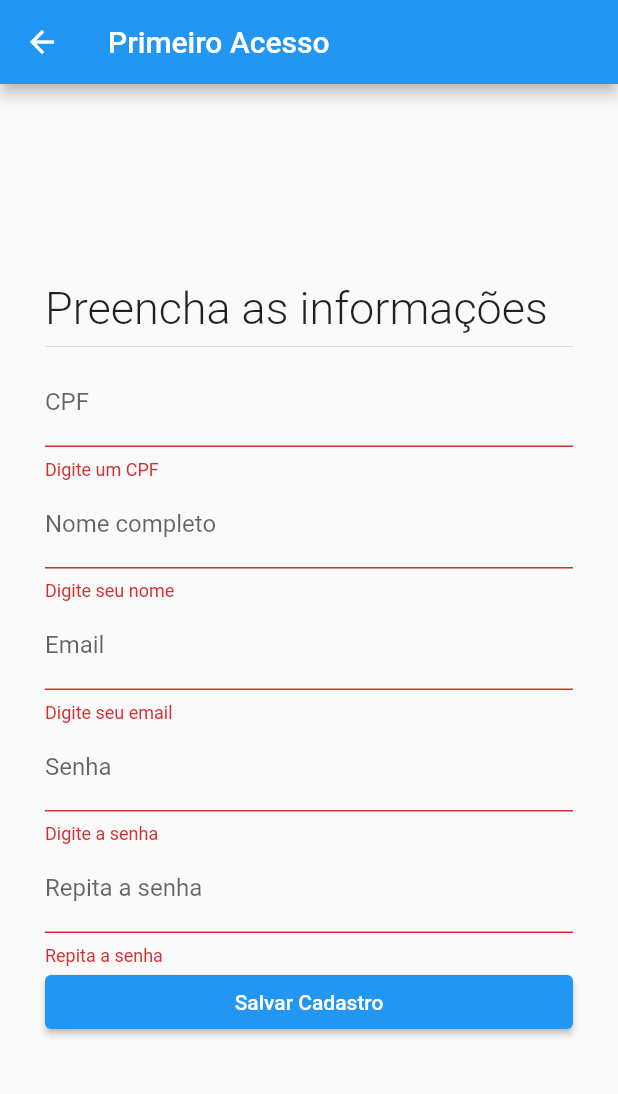
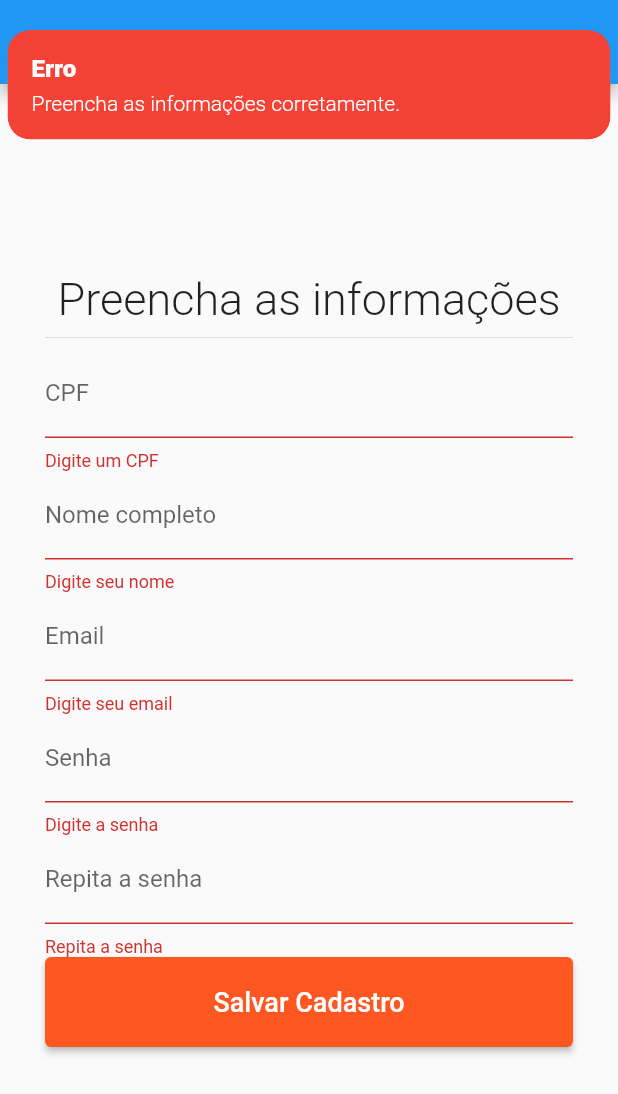
Before and after one commit to nildomacena/simulado_detran, a Flutter app: the PrimeiroAcessoPage screen opened directly, after a tap on "Salvar Cadastro", on a phone screen of 412 x 824 dp. Shown: the top 1094 px of the screen. Run offline on Flutter 3.47's test engine with Material 2 defaults, Android fonts, the phone set to English and light mode, and no system bars; our stand-ins replace cloud_firestore, firebase_auth, firebase_core, fluttertoast, get, mask_text_input_formatter; accounts and stored records are empty.

Commit message:
Criando usuario e fazendo login

```diff
--- a/lib/components/login_page/login_controller.dart
+++ b/lib/components/login_page/login_controller.dart
@@ -3,36 +3,38 @@ import 'package:get/get.dart';
 import 'package:simulado_detran/components/login_page/login_repository.dart';
 import 'package:mask_text_input_formatter/mask_text_input_formatter.dart';
 import 'package:simulado_detran/components/login_page/widgets/primeiro_acesso_page.dart';
+import 'package:simulado_detran/exceptions/auth_exceptions.dart';
+import 'package:simulado_detran/util/util_service.dart';
 import 'package:simulado_detran/routes/app_routes.dart';
 
 class LoginController extends GetxController {
   final GlobalKey<FormState> formKeyPrimeiroAcesso = GlobalKey<FormState>();
   final GlobalKey<FormState> formKeyLogin = GlobalKey<FormState>();
-
+  bool carregando = false;
   TextEditingController cpfTextController = TextEditingController();
   TextEditingController nomeTextController = TextEditingController();
   TextEditingController emailTextController = TextEditingController();
   TextEditingController senhaTextController = TextEditingController();
   TextEditingController confirmaSenhaTextController = TextEditingController();
 
-  MaskTextInputFormatter maskFormatter =
-      MaskTextInputFormatter(mask: '###.###.###-##');
+  MaskTextInputFormatter maskFormatter = MaskTextInputFormatter(
+    mask: '###.###.###-##',
+  );
   final LoginRepository repository;
 
-  LoginController(this.repository);
+  LoginController(this.repository) {
+    DateTime hoje = DateTime.now();
+    print(DateTime.fromMillisecondsSinceEpoch(
+        hoje.millisecondsSinceEpoch + utilService.diasEmMilisseconds(30)));
+    print(hoje);
+  }
 
-  fazerLogin() {
+  /* fazerLogin() {
     Get.offAllNamed(Routes.home);
-  }
+  } */
 
   irParaPrimeiroAcesso() {
     Get.to(() => PrimeiroAcessoPage(), fullscreenDialog: true);
-  }
-
-  criarUsuario() {
-    if (formKeyPrimeiroAcesso.currentState!.validate()) {
-      print('Criar usuário válido');
-    }
   }
 
   String? validatorCpf(String? value) {
@@ -70,4 +72,49 @@ class LoginController extends GetxController {
     }
     return null;
   }
+
+  fazerLogin() async {
+    carregando = true;
+    update();
+    try {
+      await repository.fazerLogin(
+          emailTextController.text, senhaTextController.text);
+      Get.offAllNamed(Routes.home);
+    } on AutenticacaoException catch (e) {
+      utilService.snackBarErro(mensagem: e.mensagem);
+    } catch (e) {
+      utilService.snackBarErro(mensagem: 'Ocorreu um erro durante o login');
+    } finally {
+      carregando = false;
+      update();
+    }
+  }
+
+  criarUsuario() async {
+    if (!formKeyPrimeiroAcesso.currentState!.validate()) {
+      print('Criar usuário válido');
+      utilService.snackBarErro(
+          mensagem: 'Preencha as informações corretamente.');
+      return;
+    }
+    carregando = true;
+    update();
+    try {
+      print('CPF: ${maskFormatter.getUnmaskedText()} ');
+      await repository.criarUsuario(
+          emailTextController.text,
+          senhaTextController.text,
+          nomeTextController.text,
+          maskFormatter.getUnmaskedText());
+      utilService.showToast('Usuário criado!');
+      Get.offAllNamed(Routes.home);
+    } on AutenticacaoException catch (e) {
+      utilService.snackBarErro(mensagem: e.mensagem);
+    } catch (e) {
+      utilService.snackBarErro(mensagem: 'Ocorreu um erro durante o login');
+    } finally {
+      carregando = false;
+      update();
+    }
+  }
 }
--- a/lib/components/login_page/widgets/primeiro_acesso_page.dart
+++ b/lib/components/login_page/widgets/primeiro_acesso_page.dart
@@ -1,6 +1,7 @@
 import 'package:flutter/material.dart';
 import 'package:get/get.dart';
 import 'package:simulado_detran/components/login_page/login_controller.dart';
+import 'package:simulado_detran/widgets/loading_widget.dart';
 
 class PrimeiroAcessoPage extends StatelessWidget {
   LoginController controller = Get.find();
@@ -15,15 +16,17 @@ class PrimeiroAcessoPage extends StatelessWidget {
         child: Form(
             key: controller.formKeyPrimeiroAcesso,
             child: ListView(
-              padding: EdgeInsets.symmetric(horizontal: 30),
+              padding: const EdgeInsets.symmetric(horizontal: 30),
               shrinkWrap: true,
               children: [
                 const Text(
                   'Preencha as informações',
+                  textAlign: TextAlign.center,
                   style: TextStyle(fontSize: 30, fontWeight: FontWeight.w300),
                 ),
-                Divider(),
+                const Divider(),
                 TextFormField(
+                  keyboardType: TextInputType.number,
                   validator: controller.validatorCpf,
                   controller: controller.cpfTextController,
                   inputFormatters: [controller.maskFormatter],
@@ -57,13 +60,27 @@ class PrimeiroAcessoPage extends StatelessWidget {
                   decoration:
                       const InputDecoration(label: Text('Repita a senha')),
                 ),
-                Container(
-                    width: Get.width,
-                    child: ElevatedButton(
-                        onPressed: () {
-                          controller.criarUsuario();
-                        },
-                        child: const Text('Salvar Cadastro')))
+                GetBuilder<LoginController>(
+                  builder: (_) {
+                    return SizedBox(
+                        width: Get.width,
+                        child: ElevatedButton(
+                            onPressed: _.carregando
+                                ? null
+                                : () {
+                                    controller.criarUsuario();
+                                  },
+                            style: ElevatedButton.styleFrom(
+                                fixedSize: Size(Get.width, 60),
+                                primary: Colors.deepOrange),
+                            child: _.carregando
+                                ? const LoadingWidget()
+                                : const Text(
+                                    'Salvar Cadastro',
+                                    style: TextStyle(fontSize: 18),
+                                  )));
+                  },
+                )
               ],
             )),
       ),
--- a/lib/components/questionario_page/questionario_page.dart
+++ b/lib/components/questionario_page/questionario_page.dart
@@ -2,7 +2,7 @@ import 'package:flutter/material.dart';
 import 'package:get/get.dart';
 import 'package:simulado_detran/components/questionario_page/questionario_controller.dart';
 import 'package:simulado_detran/components/questionario_page/widgets/alternativa_container.dart';
-import 'package:simulado_detran/components/util/util_service.dart';
+import 'package:simulado_detran/util/util_service.dart';
 import 'package:simulado_detran/model/alternativa_model.dart';
 
 class QuestionarioPage extends StatelessWidget {
--- a/lib/components/questionario_page/widgets/container_questao.dart
+++ b/lib/components/questionario_page/widgets/container_questao.dart
@@ -1,7 +1,7 @@
 import 'package:flutter/material.dart';
 import 'package:get/get.dart';
 import 'package:simulado_detran/components/questionario_page/widgets/alternativa_container.dart';
-import 'package:simulado_detran/components/util/util_service.dart';
+import 'package:simulado_detran/util/util_service.dart';
 import 'package:simulado_detran/model/alternativa_model.dart';
 import 'package:simulado_detran/model/questao_model.dart';
 
--- a/lib/components/resultado_page/widgets/questao_container.dart
+++ b/lib/components/resultado_page/widgets/questao_container.dart
@@ -1,7 +1,7 @@
 import 'package:flutter/material.dart';
 import 'package:get/get.dart';
 import 'package:simulado_detran/components/resultado_page/widgets/alternativa_container.dart';
-import 'package:simulado_detran/components/util/util_service.dart';
+import 'package:simulado_detran/util/util_service.dart';
 import 'package:simulado_detran/model/alternativa_model.dart';
 import 'package:simulado_detran/model/questao_model.dart';
 
--- /dev/null
+++ b/lib/exceptions/auth_exceptions.dart
@@ -0,0 +1,4 @@
+class AutenticacaoException implements Exception {
+  String mensagem;
+  AutenticacaoException(this.mensagem);
+}
--- a/pubspec.yaml
+++ b/pubspec.yaml
@@ -40,7 +40,8 @@ dependencies:
   cloud_firestore: ^3.1.12
   timeago: ^3.2.2
   mask_text_input_formatter: ^2.3.0
-
+  firebase_auth: ^3.3.14
+  fluttertoast: ^8.0.9
 
 
 dev_dependencies:
```
Also changed, not shown: lib/components/login_page/login_page.dart (+16 -7 lines), lib/components/login_page/login_repository.dart (+16 -0 lines), lib/components/util/util_service.dart (deleted, +0 -25 lines), lib/data/firestore_provider.dart (+59 -47 lines), lib/util/util_service.dart (added, +83 -0 lines), lib/widgets/loading_widget.dart (added, +13 -0 lines), pubspec.lock.
